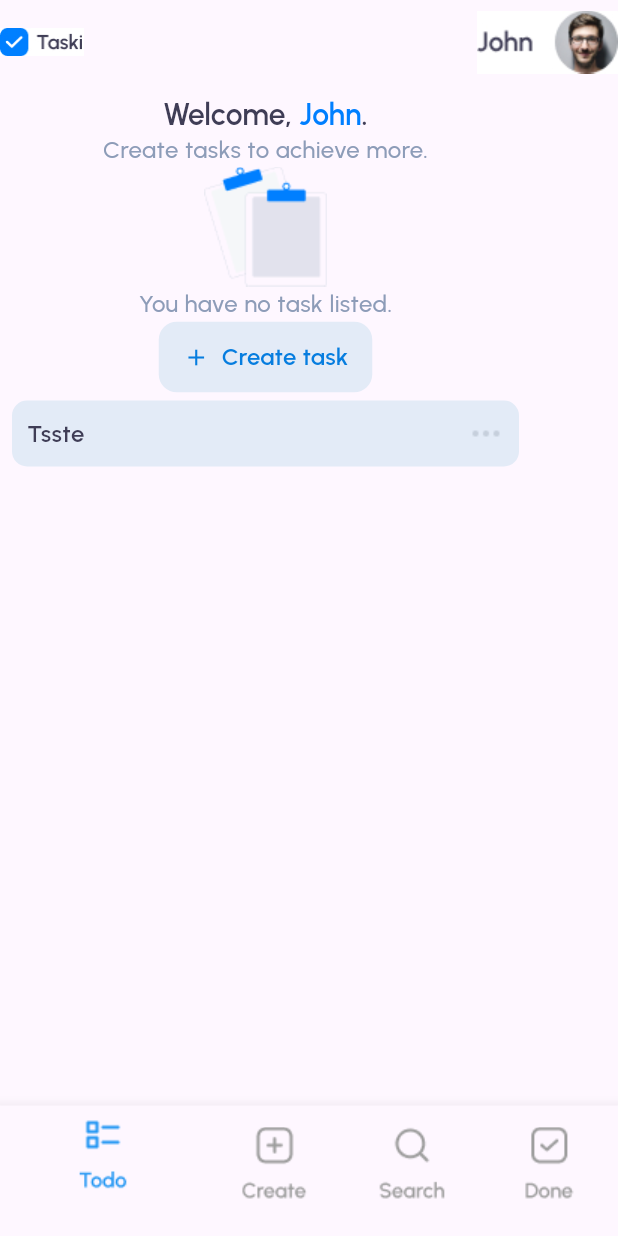
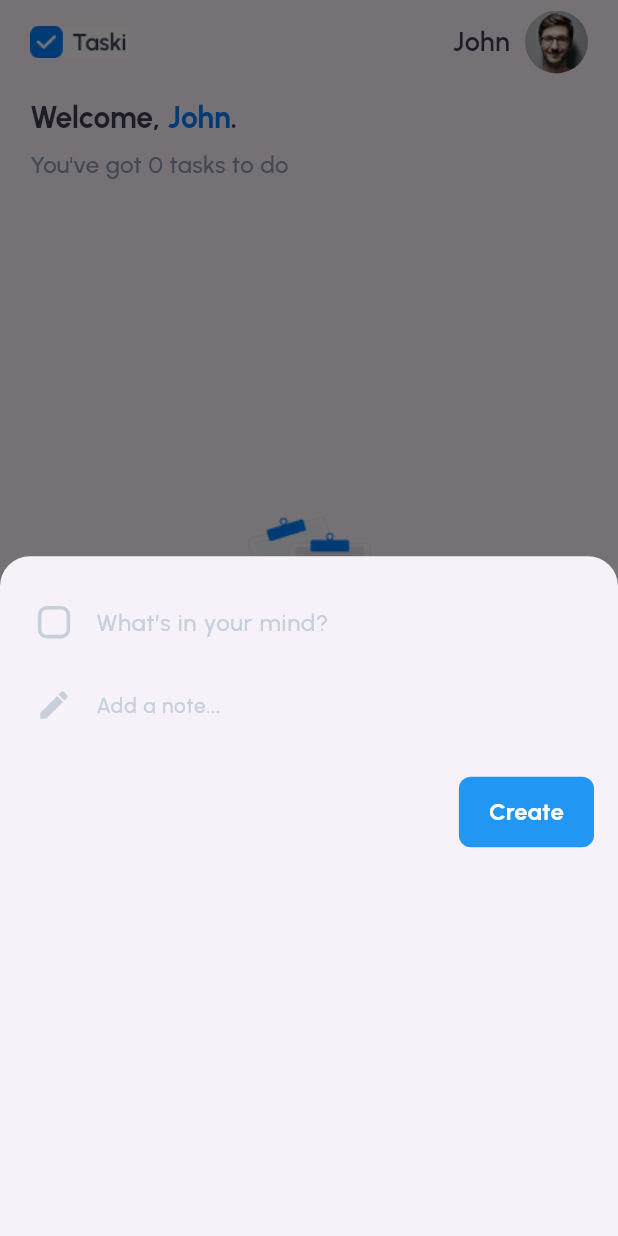
Before and after one commit to grilo-org/20250704_095431_candidato_nicolasvitorino_TaskiToDo, a Flutter app: the screen it shows after launch, item 2 of the bottom bar chosen, after a tap on "Create task", on a phone screen of 412 x 824 dp. Run offline on Flutter 3.47's test engine with Material 3 defaults, Android fonts, the phone set to English and light mode, and no system bars; our stand-ins replace equatable, flutter_bloc, hive, hive_flutter; accounts and stored records are empty.

Commit message:
implementado get das tasks to do na home e create tasks funcionando

```diff
--- a/taski_todo/lib/data/models/task.dart
+++ b/taski_todo/lib/data/models/task.dart
@@ -1,10 +1,21 @@
-import 'package:flutter/material.dart';
+import 'package:hive/hive.dart';
 
-class TaskModel {
+part 'task.g.dart';
+
+@HiveType(typeId: 0)
+class TaskModel extends HiveObject {
+  @HiveField(0)
   final int id;
+
+  @HiveField(1)
   final String title;
+
+  @HiveField(2)
   final String description;
+
+  @HiveField(3)
   final bool isCompleted;
+
   TaskModel({
     required this.id,
     required this.title,
--- a/taski_todo/lib/data/models/user.dart
+++ /dev/null
@@ -1,6 +0,0 @@
-class UserModel {
-  final String name;
-  final String profileImagePath;
-
-  UserModel({required this.name, required this.profileImagePath});
-}
--- a/taski_todo/lib/data/repositories/task_repository.dart
+++ b/taski_todo/lib/data/repositories/task_repository.dart
@@ -1,3 +1,5 @@
+import 'dart:developer';
+
 import 'package:hive/hive.dart';
 import 'package:taski_todo/data/models/task.dart';
 
@@ -5,15 +7,16 @@ class TaskRepository {
   static const String _boxName = "tasksBox";
   late Box<TaskModel> _taskBox;
 
-  Future<void> init() async {
-    _taskBox = await Hive.openBox<TaskModel>(_boxName);
+  TaskRepository() {
+    _taskBox = Hive.box<TaskModel>(_boxName);
   }
-
   Future<void> addTask(TaskModel task) async {
     await _taskBox.put(task.id, task);
+    print("✅ Tarefa adicionada: ${task.toJson()}");
   }
 
   List<TaskModel> getAllTasks() {
+    print("📋 Tarefas carregadas: ${_taskBox.values.toList()}");
     return _taskBox.values.toList();
   }
 
--- a/taski_todo/lib/logic/blocs/task_bloc/task_bloc.dart
+++ b/taski_todo/lib/logic/blocs/task_bloc/task_bloc.dart
@@ -24,7 +24,8 @@ class TaskBloc extends Bloc<TaskEvent, TaskState> {
   ) async {
     emit(TaskLoading());
     try {
-      final tasks = taskRepository.getAllTasks();
+      final tasks = await taskRepository.getAllTasks();
+      print("🔄 Chamando GetAllTasks - Tarefas carregadas: $tasks");
       emit(TaskLoaded(tasks));
     } catch (e) {
       emit(TaskError("Erro ao carregar tarefas: $e"));
@@ -76,7 +77,7 @@ class TaskBloc extends Bloc<TaskEvent, TaskState> {
   ) async {
     emit(TaskLoading());
     try {
-      final pendingTasks = taskRepository.getPendingTasks();
+      final pendingTasks = await taskRepository.getPendingTasks();
       emit(TaskLoaded(pendingTasks));
     } catch (e) {
       emit(TaskError("Erro ao carregar tarefas pendentes: $e"));
@@ -89,7 +90,7 @@ class TaskBloc extends Bloc<TaskEvent, TaskState> {
   ) async {
     emit(TaskLoading());
     try {
-      final completedTasks = taskRepository.getCompletedTasks();
+      final completedTasks = await taskRepository.getCompletedTasks();
       emit(TaskLoaded(completedTasks));
     } catch (e) {
       emit(TaskError("Erro ao carregar tarefas concluídas: $e"));
--- a/taski_todo/lib/main.dart
+++ b/taski_todo/lib/main.dart
@@ -1,11 +1,17 @@
 import 'package:flutter/material.dart';
 import 'package:flutter_bloc/flutter_bloc.dart';
+import 'package:hive/hive.dart';
+import 'package:hive_flutter/adapters.dart';
+import 'package:taski_todo/data/models/task.dart';
 import 'package:taski_todo/data/repositories/task_repository.dart';
 import 'package:taski_todo/logic/blocs/task_bloc/task_bloc.dart';
 import 'package:taski_todo/presentation/pages/home_page.dart';
 
-void main() {
-  final taskRepository = TaskRepository(); // Instância do repositório
+void main() async {
+  await Hive.initFlutter();
+  Hive.registerAdapter(TaskModelAdapter());
+  await Hive.openBox<TaskModel>("tasksBox");
+  final taskRepository = TaskRepository();
 
   runApp(
     MultiBlocProvider(
--- a/taski_todo/lib/presentation/pages/home_page.dart
+++ b/taski_todo/lib/presentation/pages/home_page.dart
@@ -1,3 +1,5 @@
+import 'dart:developer';
+
 import 'package:flutter/material.dart';
 import 'package:flutter_bloc/flutter_bloc.dart';
 import 'package:taski_todo/logic/blocs/task_bloc/task_bloc.dart';
@@ -35,16 +37,40 @@ class _HomePageState extends State<HomePage> {
   @override
   void initState() {
     super.initState();
-    context.read<TaskBloc>().add(GetAllTasks());
+    context.read<TaskBloc>().add(GetPendingTasks());
   }
 
   @override
   Widget build(BuildContext context) {
     return Scaffold(
       appBar: AppBar(
-        leading: Image.asset('assets/logo.jpg'),
+        leadingWidth: 85,
+        leading: Container(
+          margin: const EdgeInsets.only(left: 20),
+          child: Image.asset(
+            'assets/logo.jpg',
+          ),
+        ),
         actions: [
-          Image.asset('assets/user.jpg'),
+          const Text(
+            'John',
+            style: TextStyle(
+              fontFamily: 'Urbanist',
+              fontSize: 18,
+              fontWeight: FontWeight.w600,
+              color: Color(0xFF3F3D56),
+            ),
+          ),
+          Padding(
+            padding: const EdgeInsets.fromLTRB(10, 0, 20, 0),
+            child: ClipOval(
+              child: SizedBox(
+                child: Image.asset(
+                  'assets/user.jpg',
+                ),
+              ),
+            ),
+          ),
         ],
       ),
       bottomNavigationBar: BottomNavigationBar(
@@ -69,10 +95,10 @@ class _HomePageState extends State<HomePage> {
               label: ''),
         ],
       ),
-      body: SingleChildScrollView(
-        padding: const EdgeInsets.all(8.0),
+      body: Padding(
+        padding: const EdgeInsets.symmetric(horizontal: 20, vertical: 10),
         child: Column(
-          crossAxisAlignment: CrossAxisAlignment.center,
+          crossAxisAlignment: CrossAxisAlignment.start,
           children: [
             RichText(
               text: const TextSpan(
@@ -82,7 +108,7 @@ class _HomePageState extends State<HomePage> {
                     style: TextStyle(
                       fontFamily: 'Urbanist',
                       fontSize: 20,
-                      fontWeight: FontWeight.w600,
+                      fontWeight: FontWeight.w700,
                       color: Color(0xFF3F3D56),
                     ),
                   ),
@@ -91,7 +117,7 @@ class _HomePageState extends State<HomePage> {
                     style: TextStyle(
                       fontFamily: 'Urbanist',
                       fontSize: 20,
-                      fontWeight: FontWeight.w600,
+                      fontWeight: FontWeight.w700,
                       color: Color(0xFF007FFF),
                     ),
                   ),
@@ -100,20 +126,26 @@ class _HomePageState extends State<HomePage> {
                     style: TextStyle(
                       fontFamily: 'Urbanist',
                       fontSize: 20,
-                      fontWeight: FontWeight.w600,
+                      fontWeight: FontWeight.w700,
                       color: Color(0xFF3F3D56),
                     ),
                   ),
                 ],
               ),
             ),
+            const SizedBox(height: 8),
             BlocBuilder<TaskBloc, TaskState>(
               builder: (context, state) {
                 if (state is TaskLoaded) {
-                  tasksQuantity =
-                      state.tasks.length; // Obtém o número de tarefas
+                  // Filtra apenas as tarefas pendentes
+                  final pendingTasks =
+                      state.tasks.where((task) => !task.isCompleted).toList();
+
+                  // Atualiza a contagem de tarefas pendentes
+                  tasksQuantity = pendingTasks.length;
+
                   return Text(
-                    'You\'ve got $tasksQuantity to do',
+                    'You\'ve got $tasksQuantity tasks to do',
                     style: const TextStyle(
                       fontFamily: 'Urbanist',
                       fontSize: 16,
@@ -136,12 +168,39 @@ class _HomePageState extends State<HomePage> {
                 }
               },
             ),
-            tasksQuantity <= 0
-                ? Column(
+            const SizedBox(height: 20),
+            Expanded(
+              child: BlocBuilder<TaskBloc, TaskState>(
+                builder: (context, state) {
+                  if (state is TaskLoaded) {
+                    final pendingTasks =
+                        state.tasks.where((task) => !task.isCompleted).toList();
+
+                    return pendingTasks.isNotEmpty
+                        ? ListView.builder(
+                            itemCount: pendingTasks.length,
+                            itemBuilder: (context, index) {
+                              final task = pendingTasks[index];
+                              return Padding(
+                                padding:
+                                    const EdgeInsets.symmetric(vertical: 5),
+                                child: TaskWidget(
+                                  isDone: task.isCompleted,
+                                  id: task.id,
+                                  title: task.title,
+                                  description: task.description,
+                                ),
+                              );
+                            },
+                          )
+                        : Center(
+                            child: Column(
+                              mainAxisSize: MainAxisSize.min,
                               children: [
                                 SizedBox(
                                   child: Image.asset('assets/desk.jpg'),
                                 ),
+                                const SizedBox(height: 16),
                                 const Text(
                                   'You have no task listed.',
                                   style: TextStyle(
@@ -151,6 +210,7 @@ class _HomePageState extends State<HomePage> {
                                     color: Color(0xFF8D9CB8),
                                   ),
                                 ),
+                                const SizedBox(height: 12),
                                 TextButton.icon(
                                   onPressed: () {
                                     showModalBottomSheet(
@@ -160,7 +220,8 @@ class _HomePageState extends State<HomePage> {
                                         borderRadius: BorderRadius.vertical(
                                             top: Radius.circular(20)),
                                       ),
-                            builder: (context) => const CreateTaskBottomSheet(),
+                                      builder: (context) =>
+                                          const CreateTaskBottomSheet(),
                                     );
                                   },
                                   icon: const Icon(Icons.add,
@@ -176,29 +237,24 @@ class _HomePageState extends State<HomePage> {
                                   ),
                                   style: TextButton.styleFrom(
                                     shape: const RoundedRectangleBorder(
-                              borderRadius:
-                                  BorderRadius.all(Radius.circular(12))),
-                          backgroundColor:
-                              const Color.fromARGB(255, 227, 235, 247),
+                                        borderRadius: BorderRadius.all(
+                                            Radius.circular(12))),
+                                    backgroundColor: const Color.fromARGB(
+                                        255, 227, 235, 247),
                                     padding: const EdgeInsets.symmetric(
                                         vertical: 12, horizontal: 16),
                                   ),
                                 ),
                               ],
-                  )
-                : const TaskWidget(
-                    isDone: false,
-                    id: 0,
-                    title: 'Design sign up flow',
-                    description:
-                        'By the time a prospect arrives at your signup page, in most cases, they\'ve already By the time a prospect arrives at your signup page, in most cases.',
                             ),
-            const TaskWidget(
-              isDone: false,
-              id: 0,
-              title: 'Tsste',
-              description:
-                  'By the time a prospect arrives at your signup page, in most cases, they\'ve already By the time a prospect arrives at your signup page, in most cases.',
+                          );
+                  } else {
+                    log(state.toString());
+                    print(state);
+                    return const Center(child: CircularProgressIndicator());
+                  }
+                },
+              ),
             ),
           ],
         ),
--- a/taski_todo/lib/presentation/widgets/create_task_bottom_sheet.dart
+++ b/taski_todo/lib/presentation/widgets/create_task_bottom_sheet.dart
@@ -100,7 +100,7 @@ class _CreateTaskBottomSheetState extends State<CreateTaskBottomSheet> {
               child: TextButton(
                 onPressed: () {
                   context.read<TaskBloc>().add(AddTask(TaskModel(
-                      id: DateTime.now().millisecondsSinceEpoch,
+                      id: DateTime.now().millisecondsSinceEpoch % 0xFFFFFFFF,
                       title: _titleController.text,
                       description: _descriptionController.text,
                       isCompleted: _isCompleted)));
--- a/taski_todo/pubspec.yaml
+++ b/taski_todo/pubspec.yaml
@@ -41,6 +41,7 @@ dependencies:
   path_provider: ^2.1.5
   equatable: ^2.0.7
   flutter_svg: ^2.0.17
+  hive_generator: ^2.0.1
 
 dev_dependencies:
   flutter_test:
@@ -53,7 +54,6 @@ dev_dependencies:
   # rules and activating additional ones.
   flutter_lints: ^3.0.0
   build_runner: ^2.4.11
-  hive_generator: ^2.0.1
 
 # For information on the generic Dart part of this file, see the
 # following page: https://dart.dev/tools/pub/pubspec
```
Also changed, not shown: taski_todo/assets/user.jpg, taski_todo/lib/data/models/task.g.dart (added), taski_todo/pubspec.lock. Lines whose indentation alone changed are shown as unchanged.
